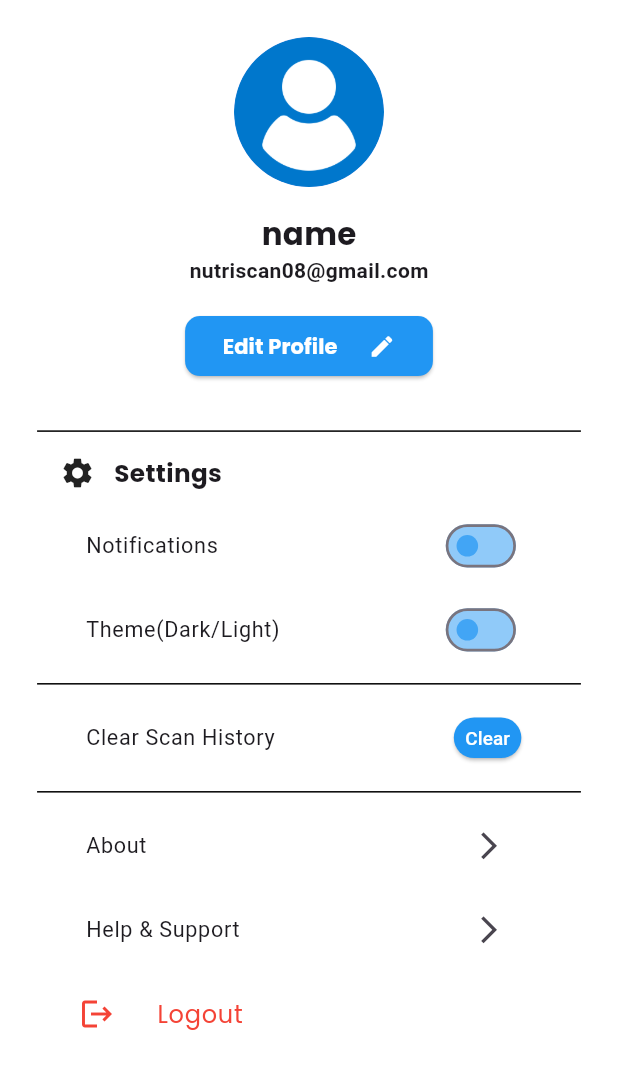
After one commit to nutriscan101/nutriscan_app, a Flutter app: the UserProfile screen opened directly, on a phone screen of 412 x 824 dp. The commit adds this screen. Shown: the top 1069 px of the screen. Run offline on Flutter 3.47's test engine with Material 3 defaults, Android fonts, the phone set to English and light mode, and no system bars; our stand-ins replace google_fonts, percent_indicator, table_calendar.

Commit message:
profile added

```diff
--- a/Nutri_App/main_app/lib/HomePageAll/calories_banner.dart
+++ b/Nutri_App/main_app/lib/HomePageAll/calories_banner.dart
@@ -5,10 +5,10 @@ import 'package:google_fonts/google_fonts.dart';
 class Calories extends StatefulWidget {
   const Calories({super.key});
   @override
-  State<Calories> createState() => CalorState();
+  State<Calories> createState() => Calories_state();
 }
 
-class CalorState extends State<Calories> {
+class Calories_state extends State<Calories> {
   int totalCalories = 1200;
   int target = 2000;
 
--- a/Nutri_App/main_app/lib/HomePageAll/fat-carbs.dart
+++ b/Nutri_App/main_app/lib/HomePageAll/fat-carbs.dart
@@ -5,10 +5,10 @@ class fatcarbs extends StatefulWidget {
   const fatcarbs({super.key});
 
   @override
-  State<fatcarbs> createState() => fatcarbstate();
+  State<fatcarbs> createState() => fatcarbs_state();
 }
 
-class fatcarbstate extends State<fatcarbs> {
+class fatcarbs_state extends State<fatcarbs> {
   int Fat = 100, carbs = 200;
 
   String fatstat() {
--- /dev/null
+++ b/Nutri_App/main_app/lib/Profile/user_profile.dart
@@ -0,0 +1,196 @@
+import 'package:flutter/material.dart';
+import 'package:google_fonts/google_fonts.dart';
+import 'package:main_app/SignUp_and_Login/SignIn.dart';
+
+class UserProfile extends StatefulWidget {
+  State<UserProfile> createState() => UserProfilestate();
+}
+
+class UserProfilestate extends State<UserProfile> {
+  bool isOn = false;
+  bool isOn2 = false;
+  @override
+  Widget build(BuildContext context) {
+    final screenheight = MediaQuery.of(context).size.height;
+    final screenwidth = MediaQuery.of(context).size.width;
+    String default_uname = 'name';
+    String uname;
+    String default_gmail = 'nutriscan08@gmail.com';
+    String gmail;
+    return Scaffold(
+      backgroundColor: Colors.white,
+      resizeToAvoidBottomInset: true,
+      body: SafeArea(
+        child: SingleChildScrollView(
+          keyboardDismissBehavior: ScrollViewKeyboardDismissBehavior.onDrag,
+          child: Container(
+            padding: EdgeInsets.all(screenheight * 0.03),
+            width: screenwidth,
+            child: Column(
+              children: [
+                CircleAvatar(
+                  radius: 50,
+                  backgroundImage: AssetImage(
+                    'assets/images/default_profile.png',
+                  ),
+                ),
+                SizedBox(height: screenheight * 0.02),
+                Text(
+                  default_uname,
+                  style: GoogleFonts.poppins(
+                    fontSize: screenwidth * 0.05,
+                    fontWeight: FontWeight.bold,
+                  ),
+                ),
+                Text(
+                  default_gmail,
+                  style: GoogleFonts.roboto(fontWeight: FontWeight.bold),
+                ),
+                SizedBox(height: screenheight * 0.02),
+                ElevatedButton(
+                  style: ElevatedButton.styleFrom(
+                    backgroundColor: Colors.blue,
+                    foregroundColor: Colors.white,
+                    padding: EdgeInsets.symmetric(vertical: 10, horizontal: 25),
+                    shape: RoundedRectangleBorder(
+                      borderRadius: BorderRadiusGeometry.circular(10),
+                    ),
+                  ),
+                  onPressed: () {},
+                  child: Row(
+                    mainAxisSize: MainAxisSize.min,
+                    children: [
+                      Text(
+                        'Edit Profile',
+                        style: GoogleFonts.poppins(fontWeight: FontWeight.bold),
+                      ),
+                      SizedBox(width: screenwidth * 0.05),
+                      Icon(Icons.edit, weight: screenheight * 0.05),
+                    ],
+                  ),
+                ),
+                SizedBox(height: screenheight * 0.03),
+                Divider(color: Colors.black, thickness: 1),
+                SizedBox(height: screenheight * 0.01),
+                Row(
+                  children: [
+                    Padding(padding: EdgeInsetsGeometry.directional(start: 15)),
+                    Icon(Icons.settings),
+                    SizedBox(width: screenwidth * 0.03),
+                    Text(
+                      'Settings',
+                      style: GoogleFonts.poppins(
+                        fontWeight: FontWeight.bold,
+                        fontSize: screenwidth * 0.04,
+                      ),
+                    ),
+                  ],
+                ),
+
+                SizedBox(height: screenheight * 0.01),
+
+                Transform.scale(
+                  scale: 0.9,
+                  child: SwitchListTile(
+                    title: Text('Notifications'),
+                    inactiveThumbColor: Colors.blue[400],
+                    inactiveTrackColor: Colors.blue[200],
+                    activeColor: Colors.blue[300],
+                    activeTrackColor: Colors.blue[500],
+                    value: isOn,
+                    onChanged: (value) {
+                      setState(() {
+                        isOn = value;
+                      });
+                    },
+                  ),
+                ),
+
+                Transform.scale(
+                  scale: 0.9,
+                  child: SwitchListTile(
+                    title: Text('Theme(Dark/Light)'),
+                    inactiveThumbColor: Colors.blue[400],
+                    inactiveTrackColor: Colors.blue[200],
+                    activeColor: Colors.blue[300],
+                    activeTrackColor: Colors.blue[500],
+                    value: isOn2,
+                    onChanged: (value) {
+                      setState(() {
+                        isOn2 = value;
+                      });
+                    },
+                  ),
+                ),
+                Divider(color: Colors.black, thickness: 1),
+                Transform.scale(
+                  scale: 0.9,
+                  child: ListTile(
+                    title: Text('Clear Scan History'),
+                    trailing: SizedBox(
+                      height: 30,
+                      width: 50,
+                      child: ElevatedButton(
+                        style: ElevatedButton.styleFrom(
+                          padding: EdgeInsets.symmetric(
+                            vertical: 5,
+                            horizontal: 5,
+                          ),
+                          backgroundColor: Colors.blue,
+                          foregroundColor: Colors.white,
+                        ),
+                        onPressed: () {},
+                        child: Text('Clear'),
+                      ),
+                    ),
+                  ),
+                ),
+
+                Divider(color: Colors.black, thickness: 1),
+
+                Transform.scale(
+                  scale: 0.9,
+                  child: ListTile(
+                    title: Text('About'),
+                    trailing: IconButton(
+                      onPressed: () {},
+                      icon: Icon(Icons.arrow_forward_ios),
+                    ),
+                  ),
+                ),
+
+                Transform.scale(
+                  scale: 0.9,
+                  child: ListTile(
+                    title: Text('Help & Support'),
+                    trailing: IconButton(
+                      onPressed: () {},
+                      icon: Icon(Icons.arrow_forward_ios),
+                    ),
+                  ),
+                ),
+
+                ListTile(
+                  leading: IconButton(
+                    onPressed: () {
+                      Navigator.push(
+                        context,
+                        MaterialPageRoute(builder: (context) => Signin()),
+                      );
+                    },
+                    icon: Icon(Icons.logout),
+                    color: Colors.red,
+                  ),
+                  title: Text(
+                    'Logout',
+                    style: GoogleFonts.poppins(color: (Colors.red)),
+                  ),
+                ),
+              ],
+            ),
+          ),
+        ),
+      ),
+    );
+  }
+}
--- a/Nutri_App/main_app/lib/main.dart
+++ b/Nutri_App/main_app/lib/main.dart
@@ -1,9 +1,11 @@
 import 'package:flutter/material.dart';
+import 'package:main_app/Profile/Edit_profile.dart';
 import 'HomePageAll/HomePage.dart';
 import 'SignUp_and_Login/Signup.dart';
 import 'SignUp_and_Login/SignIn.dart';
 import 'forgotPassword_page/forgotpass.dart';
-import 'forgotPassword_page/otp&pass_page.dart';
+import 'forgotPassword_page/PasswordRecovery.dart';
+import 'Profile/user_profile.dart';
 
 void main() {
   runApp(Nutri());
@@ -21,7 +23,7 @@ class _NutriState extends State<Nutri> {
       title: 'NutriScan',
       debugShowCheckedModeBanner: false,
       theme: ThemeData(primarySwatch: Colors.blue),
-      home: Signup(),
+      home: EditProfile(),
     );
   }
 }
```
Also changed, not shown: Nutri_App/main_app/lib/HomePageAll/Calender.dart (+3 -5 lines), Nutri_App/main_app/lib/HomePageAll/HomePage.dart (+5 -5 lines), Nutri_App/main_app/lib/Profile/Edit_profile.dart (added, +59 -0 lines), Nutri_App/main_app/lib/SignUp_and_Login/SignIn.dart (+15 -7 lines), Nutri_App/main_app/lib/SignUp_and_Login/Signup.dart (+16 -4 lines), Nutri_App/main_app/lib/forgotPassword_page/PasswordRecovery.dart (renamed from Nutri_App/main_app/lib/forgotPassword_page/otp&pass_page.dart, +46 -12 lines), Nutri_App/main_app/lib/forgotPassword_page/forgotpass.dart (+30 -4 lines), Nutri_App/main_app/assets/images/default_profile.png (added), Nutri_App/main_app/assets/images/hb.jpg (added).
